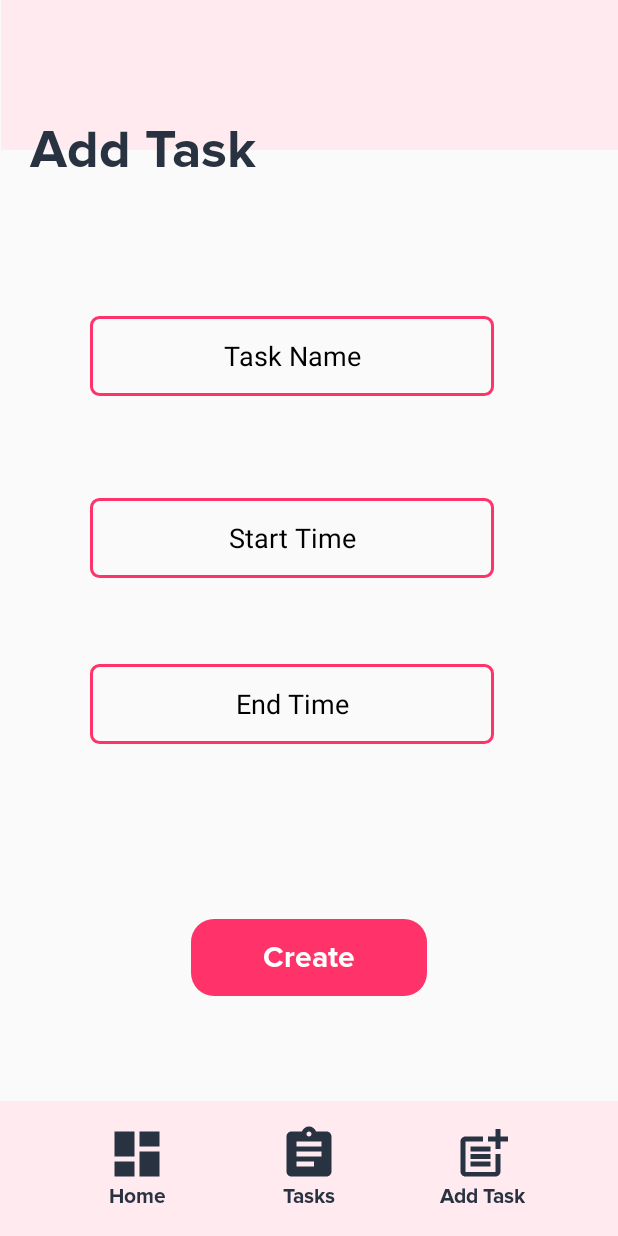
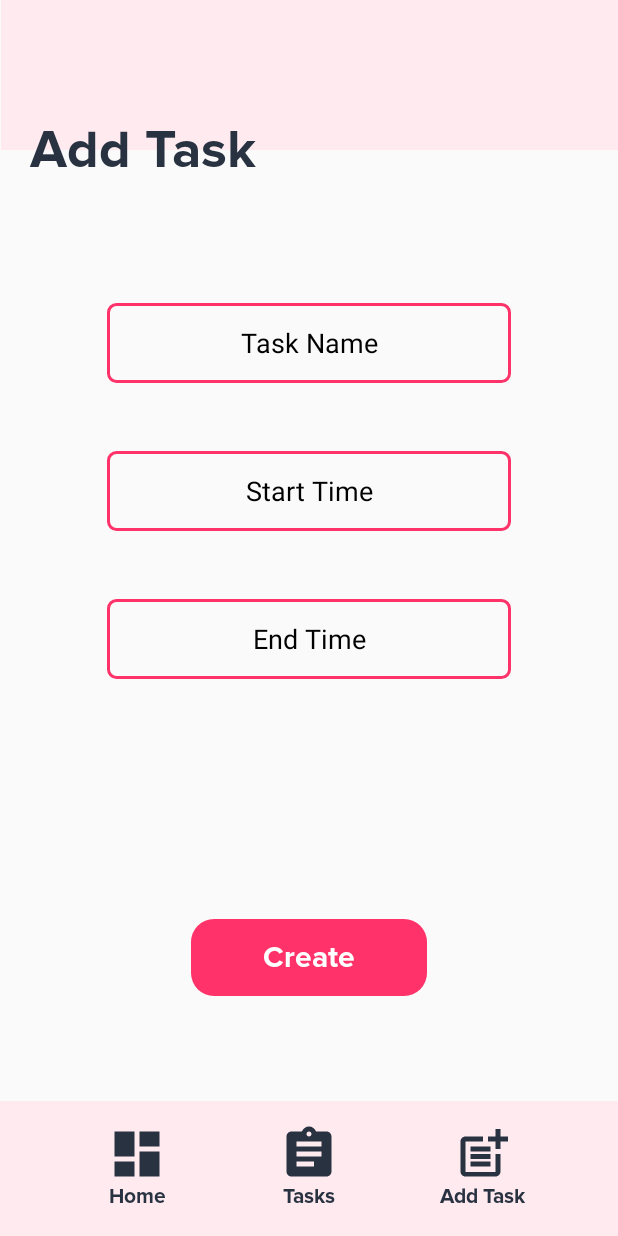
Before and after one commit to Jaxon1517/Scheduler, an Android app: the AddTasksActivity screen opened directly, with no data from a screen before it, on a phone screen of 412 x 824 dp. Run offline under Robolectric (Android 15) with nearby library versions, the phone set to English and light mode, and no system bars; our stand-ins replace Firebase (no records; nobody signed in at launch, a user with empty details on screens opened directly).

Commit message:
Fixed Add Task Page

```diff
--- a/app/src/main/res/layout/activity_add_tasks.xml
+++ b/app/src/main/res/layout/activity_add_tasks.xml
@@ -124,19 +124,15 @@
         android:inputType="textPersonName"
         android:textColor="#6c757d"
         android:textColorHint="#000000"
-        app:layout_constraintBottom_toBottomOf="parent"
         app:layout_constraintEnd_toEndOf="parent"
-        app:layout_constraintHorizontal_bias="0.422"
         app:layout_constraintStart_toStartOf="parent"
-        app:layout_constraintTop_toBottomOf="@+id/new_task_text_view"
-        app:layout_constraintVertical_bias="0.015" />
+        app:layout_constraintTop_toBottomOf="@+id/new_task_text_view" />
 
     <TextView
         android:id="@+id/start_time_edit_text"
         android:layout_width="269dp"
         android:layout_height="53dp"
         android:layout_marginTop="45dp"
-        android:layout_marginBottom="416dp"
         android:background="@drawable/edit"
         android:ems="10"
         android:foregroundGravity="center_horizontal"
@@ -147,10 +143,8 @@
         android:textColor="#000000"
         android:textColorHint="#000000"
         android:textSize="18dp"
-        app:layout_constraintBottom_toBottomOf="parent"
-        app:layout_constraintEnd_toEndOf="@+id/task_name_edit_text"
-        app:layout_constraintHorizontal_bias="0.0"
-        app:layout_constraintStart_toStartOf="@+id/task_name_edit_text"
+        app:layout_constraintEnd_toEndOf="parent"
+        app:layout_constraintStart_toStartOf="parent"
         app:layout_constraintTop_toBottomOf="@+id/task_name_edit_text" />
 
     <TextView
@@ -158,7 +152,6 @@
         android:layout_width="269dp"
         android:layout_height="53dp"
         android:layout_marginTop="45dp"
-        android:layout_marginBottom="316dp"
         android:background="@drawable/edit"
         android:ems="10"
         android:foregroundGravity="center_horizontal"
@@ -169,10 +162,8 @@
         android:textColor="#000000"
         android:textColorHint="#000000"
         android:textSize="18dp"
-        app:layout_constraintBottom_toBottomOf="parent"
-        app:layout_constraintEnd_toEndOf="@+id/start_time_edit_text"
-        app:layout_constraintHorizontal_bias="0.099"
-        app:layout_constraintStart_toStartOf="@+id/start_time_edit_text"
+        app:layout_constraintEnd_toEndOf="parent"
+        app:layout_constraintStart_toStartOf="parent"
         app:layout_constraintTop_toBottomOf="@+id/start_time_edit_text" />
 
     <TextView
```
